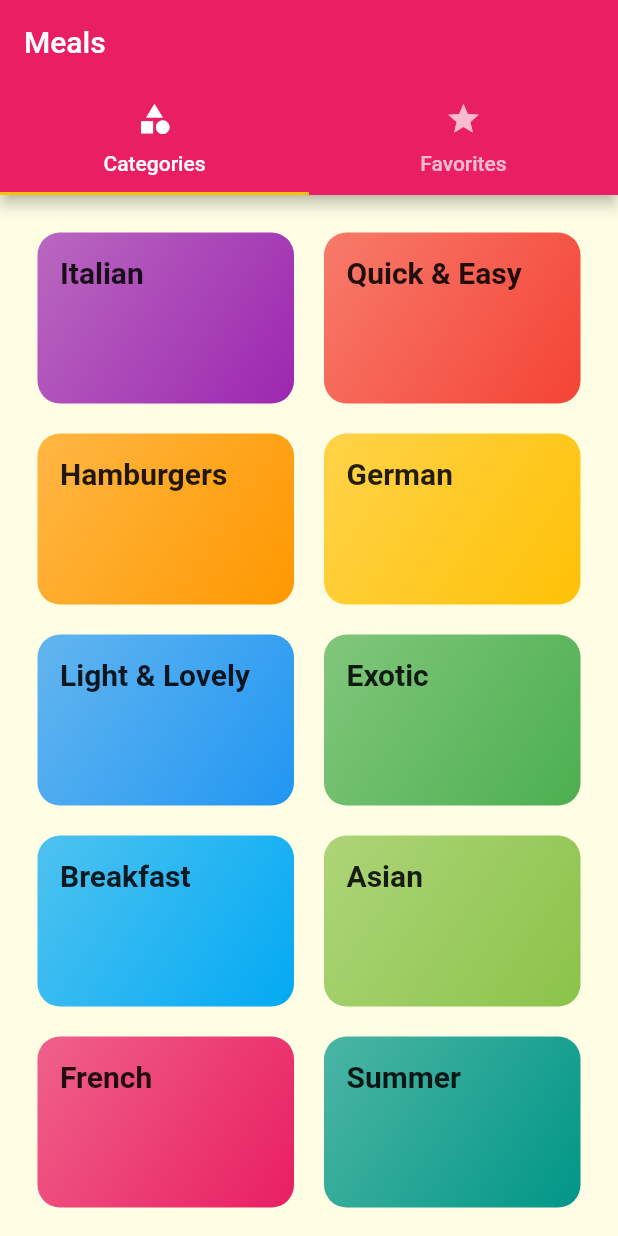
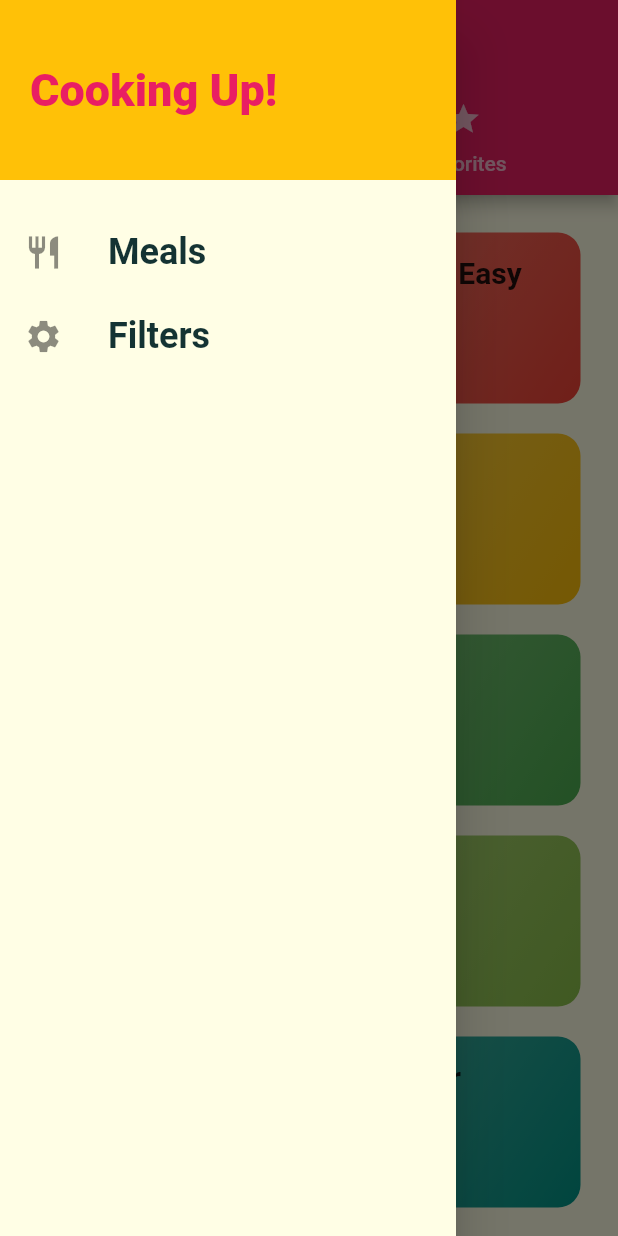
Before and after one commit to Korkmatik/Mealy, a Flutter app: the screen it shows after launch, with the side drawer open (before the commit the screen has no drawer), on a phone screen of 412 x 824 dp. Run offline on Flutter 3.47's test engine with Material 2 defaults, Android fonts, the phone set to English and light mode, and no system bars.

Commit message:
Add drawer

```diff
--- a/lib/screens/tabs_screen.dart
+++ b/lib/screens/tabs_screen.dart
@@ -1,6 +1,7 @@
 import 'package:flutter/material.dart';
 import 'package:meal_app/screens/categories_screen.dart';
 import 'package:meal_app/screens/favorites_screen.dart';
+import 'package:meal_app/widgets/main_drawer.dart';
 
 class TabsScreen extends StatefulWidget {
   const TabsScreen({Key? key}) : super(key: key);
@@ -31,6 +32,7 @@ class _TabsScreenState extends State<TabsScreen> {
             ],
           ),
         ),
+        drawer: MainDrawer(),
         body: const TabBarView(
           children: [
             CategoriesScreen(),
--- /dev/null
+++ b/lib/widgets/main_drawer.dart
@@ -0,0 +1,51 @@
+import 'package:flutter/material.dart';
+
+class MainDrawer extends StatelessWidget {
+  const MainDrawer({Key? key}) : super(key: key);
+
+  Widget buildListTile(String title, IconData icon) {
+    return ListTile(
+      leading: Icon(
+        icon,
+        size: 26,
+      ),
+      title: Text(
+        title,
+        style: const TextStyle(fontSize: 24, fontWeight: FontWeight.bold),
+      ),
+      onTap: () {
+
+      },
+    );
+  }
+
+  @override
+  Widget build(BuildContext context) {
+    return Drawer(
+      child: Column(
+        children: [
+          Container(
+            color: Theme.of(context).accentColor,
+            height: 120,
+            width: double.infinity,
+            padding: const EdgeInsets.all(20),
+            alignment: Alignment.centerLeft,
+            child: Text(
+              'Cooking Up!',
+              style: TextStyle(
+                fontWeight: FontWeight.w900,
+                fontSize: 30,
+                color: Theme.of(context).primaryColor,
+              ),
+            ),
+          ),
+          const SizedBox(
+            height: 20,
+          ),
+          buildListTile('Meals', Icons.restaurant),
+          buildListTile('Filters', Icons.settings),
+        ],
+      ),
+    );
+  }
+}
```
